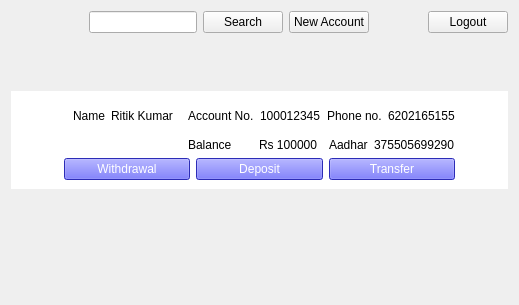
Old version of the form admin.ui in the repository iamroHit12/BankMangement.
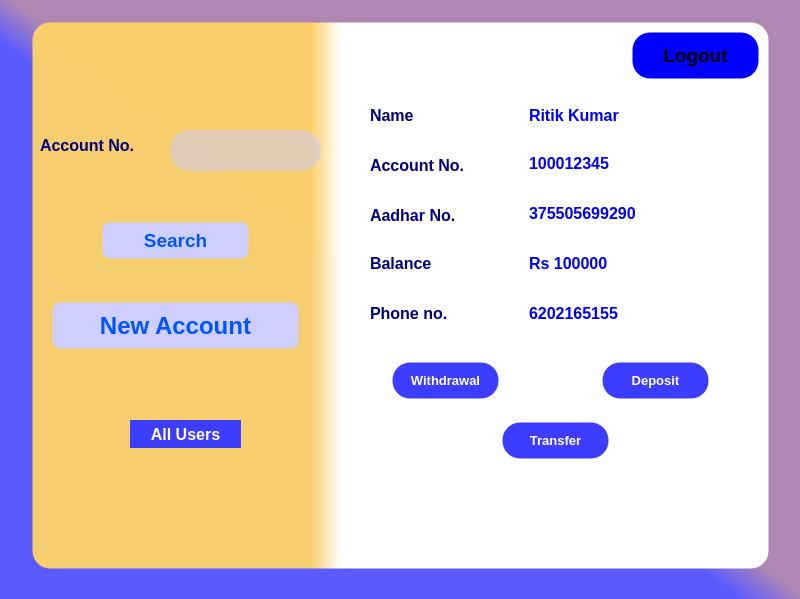
New version of the form.

The edit to the form file:
```diff
--- a/admin.ui
+++ b/admin.ui
@@ -6,313 +6,524 @@
    <rect>
     <x>0</x>
     <y>0</y>
-    <width>519</width>
-    <height>305</height>
+    <width>800</width>
+    <height>599</height>
    </rect>
   </property>
   <property name="windowTitle">
    <string>Form</string>
   </property>
   <property name="styleSheet">
-   <string notr="true"/>
+   <string notr="true">background-color: qlineargradient(spread:pad, x1:0.433199, y1:0.506, x2:0.502, y2:0.437591, stop:0 rgba(90, 90, 255, 255), stop:0.606965 rgba(174, 135, 179, 255));</string>
   </property>
-  <layout class="QGridLayout" name="gridLayout_3">
-   <item row="0" column="0">
-    <layout class="QHBoxLayout" name="horizontalLayout_2">
-     <item>
-      <layout class="QHBoxLayout" name="horizontalLayout">
-       <item>
-        <spacer name="horizontalSpacer">
-         <property name="orientation">
-          <enum>Qt::Horizontal</enum>
-         </property>
-         <property name="sizeHint" stdset="0">
-          <size>
-           <width>78</width>
-           <height>17</height>
-          </size>
-         </property>
-        </spacer>
-       </item>
-       <item>
-        <widget class="QLineEdit" name="userSearch"/>
-       </item>
-       <item>
-        <widget class="QPushButton" name="searchUser">
-         <property name="text">
-          <string>Search</string>
-         </property>
-        </widget>
-       </item>
-       <item>
-        <widget class="QPushButton" name="newAccount">
-         <property name="text">
-          <string>New Account</string>
-         </property>
-        </widget>
-       </item>
-       <item>
-        <spacer name="horizontalSpacer_2">
-         <property name="orientation">
-          <enum>Qt::Horizontal</enum>
-         </property>
-         <property name="sizeHint" stdset="0">
-          <size>
-           <width>48</width>
-           <height>19</height>
-          </size>
-         </property>
-        </spacer>
-       </item>
-       <item>
-        <widget class="QPushButton" name="logout">
-         <property name="text">
-          <string>Logout</string>
-         </property>
-        </widget>
-       </item>
-      </layout>
-     </item>
-    </layout>
-   </item>
-   <item row="1" column="0">
-    <spacer name="verticalSpacer">
-     <property name="orientation">
-      <enum>Qt::Vertical</enum>
+  <widget class="QFrame" name="frame">
+   <property name="geometry">
+    <rect>
+     <x>30</x>
+     <y>20</y>
+     <width>741</width>
+     <height>551</height>
+    </rect>
+   </property>
+   <property name="styleSheet">
+    <string notr="true">border-width:5px;
+background-color: qlineargradient(spread:pad, x1:0.379124, y1:0.552, x2:0.418294, y2:0.552, stop:0 rgba(255, 213, 104, 241), stop:1 rgba(255, 255, 255, 255));
+border-style:solid;
+border-color:rgb(0,0,0,0);
+border-radius:20px;
+</string>
+   </property>
+   <property name="frameShape">
+    <enum>QFrame::StyledPanel</enum>
+   </property>
+   <property name="frameShadow">
+    <enum>QFrame::Raised</enum>
+   </property>
+   <widget class="QLabel" name="label_2">
+    <property name="geometry">
+     <rect>
+      <x>10</x>
+      <y>100</y>
+      <width>131</width>
+      <height>51</height>
+     </rect>
+    </property>
+    <property name="font">
+     <font>
+      <pointsize>12</pointsize>
+      <weight>75</weight>
+      <bold>true</bold>
+     </font>
+    </property>
+    <property name="styleSheet">
+     <string notr="true">border-radius:0px;
+border:none;
+background:rgb(0,0,0,0);
+color:rgb(0, 0, 127)</string>
+    </property>
+    <property name="text">
+     <string>Account No.</string>
+    </property>
+   </widget>
+   <widget class="QLineEdit" name="userSearch">
+    <property name="geometry">
+     <rect>
+      <x>140</x>
+      <y>110</y>
+      <width>151</width>
+      <height>41</height>
+     </rect>
+    </property>
+    <property name="font">
+     <font>
+      <pointsize>12</pointsize>
+     </font>
+    </property>
+    <property name="styleSheet">
+     <string notr="true">background-color: rgb(201, 199, 255,0.5);
+border-width:0px;
+padding-left:15px</string>
+    </property>
+   </widget>
+   <widget class="QPushButton" name="searchUser">
+    <property name="geometry">
+     <rect>
+      <x>70</x>
+      <y>200</y>
+      <width>151</width>
+      <height>41</height>
+     </rect>
+    </property>
+    <property name="font">
+     <font>
+      <pointsize>14</pointsize>
+      <weight>75</weight>
+      <bold>true</bold>
+     </font>
+    </property>
+    <property name="styleSheet">
+     <string notr="true">background-color: rgb(207, 207, 255);
+color: rgb(0, 85, 255);
+border-radius:10px;</string>
+    </property>
+    <property name="text">
+     <string>Search</string>
+    </property>
+   </widget>
+   <widget class="QPushButton" name="newAccount">
+    <property name="geometry">
+     <rect>
+      <x>20</x>
+      <y>280</y>
+      <width>251</width>
+      <height>51</height>
+     </rect>
+    </property>
+    <property name="font">
+     <font>
+      <pointsize>18</pointsize>
+      <weight>75</weight>
+      <bold>true</bold>
+     </font>
+    </property>
+    <property name="styleSheet">
+     <string notr="true">background-color: rgb(207, 207, 255);
+color: rgb(0, 85, 255);
+border-radius:10px;</string>
+    </property>
+    <property name="text">
+     <string>New Account</string>
+    </property>
+   </widget>
+   <widget class="QPushButton" name="logout">
+    <property name="geometry">
+     <rect>
+      <x>600</x>
+      <y>10</y>
+      <width>131</width>
+      <height>51</height>
+     </rect>
+    </property>
+    <property name="font">
+     <font>
+      <pointsize>14</pointsize>
+      <weight>75</weight>
+      <bold>true</bold>
+     </font>
+    </property>
+    <property name="styleSheet">
+     <string notr="true">background-color:rgb(0,0,255);</string>
+    </property>
+    <property name="text">
+     <string>Logout</string>
+    </property>
+   </widget>
+   <widget class="QFrame" name="userInfo">
+    <property name="geometry">
+     <rect>
+      <x>330</x>
+      <y>70</y>
+      <width>401</width>
+      <height>411</height>
+     </rect>
+    </property>
+    <property name="styleSheet">
+     <string notr="true">background-color:none;</string>
+    </property>
+    <property name="frameShape">
+     <enum>QFrame::StyledPanel</enum>
+    </property>
+    <property name="frameShadow">
+     <enum>QFrame::Raised</enum>
+    </property>
+    <widget class="QLabel" name="label">
+     <property name="geometry">
+      <rect>
+       <x>10</x>
+       <y>10</y>
+       <width>71</width>
+       <height>31</height>
+      </rect>
      </property>
-     <property name="sizeHint" stdset="0">
-      <size>
-       <width>20</width>
-       <height>40</height>
-      </size>
+     <property name="font">
+      <font>
+       <pointsize>12</pointsize>
+       <weight>75</weight>
+       <bold>true</bold>
+      </font>
      </property>
-    </spacer>
-   </item>
-   <item row="2" column="0">
-    <widget class="QWidget" name="userInfo" native="true">
      <property name="styleSheet">
-      <string notr="true">background-color:white</string>
+      <string notr="true">border-radius:0px;
+border:none;
+background:rgb(0,0,0,0);
+color:rgb(0, 0, 127)</string>
      </property>
-     <layout class="QHBoxLayout" name="horizontalLayout_9">
-      <item>
-       <spacer name="horizontalSpacer_4">
-        <property name="orientation">
-         <enum>Qt::Horizontal</enum>
-        </property>
-        <property name="sizeHint" stdset="0">
-         <size>
-          <width>40</width>
-          <height>20</height>
-         </size>
-        </property>
-       </spacer>
-      </item>
-      <item>
-       <spacer name="horizontalSpacer_3">
-        <property name="orientation">
-         <enum>Qt::Horizontal</enum>
-        </property>
-        <property name="sizeHint" stdset="0">
-         <size>
-          <width>40</width>
-          <height>20</height>
-         </size>
-        </property>
-       </spacer>
-      </item>
-      <item>
-       <layout class="QGridLayout" name="gridLayout_2">
-        <item row="1" column="1">
-         <layout class="QHBoxLayout" name="horizontalLayout_5">
-          <item>
-           <widget class="QLabel" name="label_5">
-            <property name="text">
-             <string>Balance</string>
-            </property>
-           </widget>
-          </item>
-          <item>
-           <widget class="QLabel" name="balance">
-            <property name="text">
-             <string>Rs 100000</string>
-            </property>
-           </widget>
-          </item>
-          <item>
-           <layout class="QHBoxLayout" name="horizontalLayout_7">
-            <item>
-             <widget class="QLabel" name="label_9">
-              <property name="text">
-               <string>Aadhar</string>
-              </property>
-             </widget>
-            </item>
-            <item>
-             <widget class="QLabel" name="aadhaar">
-              <property name="text">
-               <string>375505699290</string>
-              </property>
-             </widget>
-            </item>
-           </layout>
-          </item>
-         </layout>
-        </item>
-        <item row="0" column="1">
-         <layout class="QHBoxLayout" name="horizontalLayout_4">
-          <item>
-           <widget class="QLabel" name="label_3">
-            <property name="text">
-             <string>Account No.</string>
-            </property>
-           </widget>
-          </item>
-          <item>
-           <widget class="QLabel" name="account_no">
-            <property name="text">
-             <string>100012345</string>
-            </property>
-           </widget>
-          </item>
-          <item>
-           <layout class="QHBoxLayout" name="horizontalLayout_6">
-            <item>
-             <widget class="QLabel" name="label_7">
-              <property name="text">
-               <string>Phone no.</string>
-              </property>
-             </widget>
-            </item>
-            <item>
-             <widget class="QLabel" name="mobile">
-              <property name="text">
-               <string>6202165155</string>
-              </property>
-             </widget>
-            </item>
-           </layout>
-          </item>
-         </layout>
-        </item>
-        <item row="0" column="0">
-         <widget class="QWidget" name="widget" native="true">
-          <layout class="QGridLayout" name="gridLayout">
-           <item row="0" column="0">
-            <layout class="QHBoxLayout" name="horizontalLayout_3">
-             <item>
-              <widget class="QLabel" name="label">
-               <property name="text">
-                <string>Name</string>
-               </property>
-              </widget>
-             </item>
-             <item>
-              <widget class="QLabel" name="name">
-               <property name="text">
-                <string>Ritik Kumar</string>
-               </property>
-              </widget>
-             </item>
-            </layout>
-           </item>
-          </layout>
-         </widget>
-        </item>
-        <item row="2" column="0" colspan="2">
-         <layout class="QHBoxLayout" name="horizontalLayout_8">
-          <item>
-           <widget class="QPushButton" name="moneWithdrawal">
-            <property name="styleSheet">
-             <string notr="true">background-color:rgb(61, 61, 255);
+     <property name="text">
+      <string>Name</string>
+     </property>
+    </widget>
+    <widget class="QLabel" name="label_3">
+     <property name="geometry">
+      <rect>
+       <x>10</x>
+       <y>60</y>
+       <width>121</width>
+       <height>31</height>
+      </rect>
+     </property>
+     <property name="font">
+      <font>
+       <pointsize>12</pointsize>
+       <weight>75</weight>
+       <bold>true</bold>
+      </font>
+     </property>
+     <property name="styleSheet">
+      <string notr="true">border-radius:0px;
+border:none;
+background:rgb(0,0,0,0);
+color:rgb(0, 0, 127)</string>
+     </property>
+     <property name="text">
+      <string>Account No.</string>
+     </property>
+    </widget>
+    <widget class="QLabel" name="label_9">
+     <property name="geometry">
+      <rect>
+       <x>10</x>
+       <y>110</y>
+       <width>121</width>
+       <height>31</height>
+      </rect>
+     </property>
+     <property name="font">
+      <font>
+       <pointsize>12</pointsize>
+       <weight>75</weight>
+       <bold>true</bold>
+      </font>
+     </property>
+     <property name="styleSheet">
+      <string notr="true">border-radius:0px;
+border:none;
+background:rgb(0,0,0,0);
+color:rgb(0, 0, 127)</string>
+     </property>
+     <property name="text">
+      <string>Aadhar No.</string>
+     </property>
+    </widget>
+    <widget class="QLabel" name="label_5">
+     <property name="geometry">
+      <rect>
+       <x>10</x>
+       <y>160</y>
+       <width>81</width>
+       <height>26</height>
+      </rect>
+     </property>
+     <property name="font">
+      <font>
+       <pointsize>12</pointsize>
+       <weight>75</weight>
+       <bold>true</bold>
+      </font>
+     </property>
+     <property name="styleSheet">
+      <string notr="true">border-radius:0px;
+border:none;
+background:rgb(0,0,0,0);
+color:rgb(0, 0, 127)</string>
+     </property>
+     <property name="text">
+      <string>Balance</string>
+     </property>
+    </widget>
+    <widget class="QLabel" name="label_7">
+     <property name="geometry">
+      <rect>
+       <x>10</x>
+       <y>210</y>
+       <width>101</width>
+       <height>26</height>
+      </rect>
+     </property>
+     <property name="font">
+      <font>
+       <pointsize>12</pointsize>
+       <weight>75</weight>
+       <bold>true</bold>
+      </font>
+     </property>
+     <property name="styleSheet">
+      <string notr="true">border-radius:0px;
+border:none;
+background:rgb(0,0,0,0);
+color:rgb(0, 0, 127)</string>
+     </property>
+     <property name="text">
+      <string>Phone no.</string>
+     </property>
+    </widget>
+    <widget class="QLabel" name="name">
+     <property name="geometry">
+      <rect>
+       <x>160</x>
+       <y>10</y>
+       <width>151</width>
+       <height>31</height>
+      </rect>
+     </property>
+     <property name="font">
+      <font>
+       <pointsize>12</pointsize>
+       <weight>75</weight>
+       <bold>true</bold>
+      </font>
+     </property>
+     <property name="styleSheet">
+      <string notr="true">background-color:none;
+color:blue;</string>
+     </property>
+     <property name="text">
+      <string>Ritik Kumar</string>
+     </property>
+    </widget>
+    <widget class="QLabel" name="account_no">
+     <property name="geometry">
+      <rect>
+       <x>160</x>
+       <y>60</y>
+       <width>211</width>
+       <height>26</height>
+      </rect>
+     </property>
+     <property name="font">
+      <font>
+       <pointsize>12</pointsize>
+       <weight>75</weight>
+       <bold>true</bold>
+      </font>
+     </property>
+     <property name="styleSheet">
+      <string notr="true">background-color:none;
+color:blue;</string>
+     </property>
+     <property name="text">
+      <string>100012345</string>
+     </property>
+    </widget>
+    <widget class="QLabel" name="aadhaar">
+     <property name="geometry">
+      <rect>
+       <x>160</x>
+       <y>110</y>
+       <width>221</width>
+       <height>26</height>
+      </rect>
+     </property>
+     <property name="font">
+      <font>
+       <pointsize>12</pointsize>
+       <weight>75</weight>
+       <bold>true</bold>
+      </font>
+     </property>
+     <property name="styleSheet">
+      <string notr="true">background-color:none;
+color:blue;</string>
+     </property>
+     <property name="text">
+      <string>375505699290</string>
+     </property>
+    </widget>
+    <widget class="QLabel" name="balance">
+     <property name="geometry">
+      <rect>
+       <x>160</x>
+       <y>160</y>
+       <width>151</width>
+       <height>26</height>
+      </rect>
+     </property>
+     <property name="font">
+      <font>
+       <pointsize>12</pointsize>
+       <weight>75</weight>
+       <bold>true</bold>
+      </font>
+     </property>
+     <property name="styleSheet">
+      <string notr="true">background-color:none;
+color:blue;</string>
+     </property>
+     <property name="text">
+      <string>Rs 100000</string>
+     </property>
+    </widget>
+    <widget class="QLabel" name="mobile">
+     <property name="geometry">
+      <rect>
+       <x>160</x>
+       <y>210</y>
+       <width>211</width>
+       <height>26</height>
+      </rect>
+     </property>
+     <property name="font">
+      <font>
+       <pointsize>12</pointsize>
+       <weight>75</weight>
+       <bold>true</bold>
+      </font>
+     </property>
+     <property name="styleSheet">
+      <string notr="true">background-color:none;
+color:blue;</string>
+     </property>
+     <property name="text">
+      <string>6202165155</string>
+     </property>
+    </widget>
+    <widget class="QPushButton" name="moneWithdrawal">
+     <property name="geometry">
+      <rect>
+       <x>30</x>
+       <y>270</y>
+       <width>111</width>
+       <height>41</height>
+      </rect>
+     </property>
+     <property name="font">
+      <font>
+       <pointsize>10</pointsize>
+       <weight>75</weight>
+       <bold>true</bold>
+      </font>
+     </property>
+     <property name="styleSheet">
+      <string notr="true">background-color:rgb(61, 61, 255);
 color:white;</string>
-            </property>
-            <property name="text">
-             <string>Withdrawal</string>
-            </property>
-           </widget>
-          </item>
-          <item>
-           <widget class="QPushButton" name="moneyDeposit">
-            <property name="styleSheet">
-             <string notr="true">background-color:rgb(61, 61, 255);
+     </property>
+     <property name="text">
+      <string>Withdrawal</string>
+     </property>
+    </widget>
+    <widget class="QPushButton" name="moneyDeposit">
+     <property name="geometry">
+      <rect>
+       <x>240</x>
+       <y>270</y>
+       <width>111</width>
+       <height>41</height>
+      </rect>
+     </property>
+     <property name="font">
+      <font>
+       <pointsize>10</pointsize>
+       <weight>75</weight>
+       <bold>true</bold>
+      </font>
+     </property>
+     <property name="styleSheet">
+      <string notr="true">background-color:rgb(61, 61, 255);
 color:white;</string>
-            </property>
-            <property name="text">
-             <string>Deposit</string>
-            </property>
-           </widget>
-          </item>
-          <item>
-           <widget class="QPushButton" name="moneyTransfer">
-            <property name="styleSheet">
-             <string notr="true">background-color:rgb(61, 61, 255);
-color:white;</string>
-            </property>
-            <property name="text">
-             <string>Transfer</string>
-            </property>
-           </widget>
-          </item>
-         </layout>
-        </item>
-       </layout>
-      </item>
-      <item>
-       <spacer name="horizontalSpacer_8">
-        <property name="orientation">
-         <enum>Qt::Horizontal</enum>
-        </property>
-        <property name="sizeHint" stdset="0">
-         <size>
-          <width>40</width>
-          <height>20</height>
-         </size>
-        </property>
-       </spacer>
-      </item>
-      <item>
-       <spacer name="horizontalSpacer_6">
-        <property name="orientation">
-         <enum>Qt::Horizontal</enum>
-        </property>
-        <property name="sizeHint" stdset="0">
-         <size>
-          <width>40</width>
-          <height>20</height>
-         </size>
-        </property>
-       </spacer>
-      </item>
-     </layout>
+     </property>
+     <property name="text">
+      <string>Deposit</string>
+     </property>
     </widget>
-   </item>
-   <item row="3" column="0">
-    <spacer name="verticalSpacer_3">
-     <property name="orientation">
-      <enum>Qt::Vertical</enum>
+    <widget class="QPushButton" name="moneyTransfer">
+     <property name="geometry">
+      <rect>
+       <x>140</x>
+       <y>330</y>
+       <width>111</width>
+       <height>41</height>
+      </rect>
      </property>
-     <property name="sizeHint" stdset="0">
-      <size>
-       <width>20</width>
-       <height>40</height>
-      </size>
+     <property name="font">
+      <font>
+       <pointsize>10</pointsize>
+       <weight>75</weight>
+       <bold>true</bold>
+      </font>
      </property>
-    </spacer>
-   </item>
-   <item row="4" column="0">
-    <spacer name="verticalSpacer_2">
-     <property name="orientation">
-      <enum>Qt::Vertical</enum>
+     <property name="styleSheet">
+      <string notr="true">background-color:rgb(61, 61, 255);
+color:white;</string>
      </property>
-     <property name="sizeHint" stdset="0">
-      <size>
-       <width>20</width>
-       <height>40</height>
-      </size>
+     <property name="text">
+      <string>Transfer</string>
      </property>
-    </spacer>
-   </item>
-  </layout>
+    </widget>
+   </widget>
+   <widget class="QPushButton" name="pushButton">
+    <property name="geometry">
+     <rect>
+      <x>100</x>
+      <y>400</y>
+      <width>111</width>
+      <height>28</height>
+     </rect>
+    </property>
+    <property name="font">
+     <font>
+      <pointsize>12</pointsize>
+      <weight>75</weight>
+      <bold>true</bold>
+     </font>
+    </property>
+    <property name="styleSheet">
+     <string notr="true">background-color:rgb(61, 61, 255);
+color:white;</string>
+    </property>
+    <property name="text">
+     <string>All Users</string>
+    </property>
+   </widget>
+  </widget>
  </widget>
  <resources/>
  <connections/>
```
